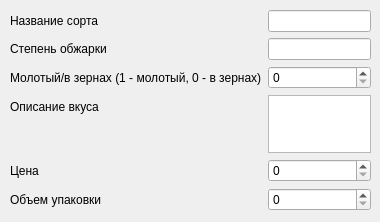
Cosmoden/CoffeeShop, file addEditCoffeeForm.ui: the form before one commit.
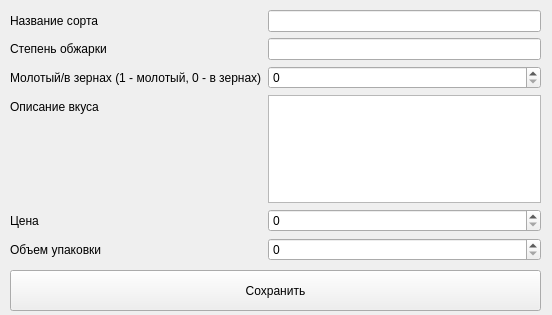
The form after the commit.

```diff
--- a/addEditCoffeeForm.ui
+++ b/addEditCoffeeForm.ui
@@ -6,8 +6,8 @@
    <rect>
     <x>0</x>
     <y>0</y>
-    <width>380</width>
-    <height>222</height>
+    <width>552</width>
+    <height>315</height>
    </rect>
   </property>
   <property name="windowTitle">
@@ -18,8 +18,8 @@
     <rect>
      <x>10</x>
      <y>10</y>
-     <width>361</width>
-     <height>201</height>
+     <width>531</width>
+     <height>251</height>
     </rect>
    </property>
    <layout class="QFormLayout" name="formLayout">
@@ -85,6 +85,19 @@
     </item>
    </layout>
   </widget>
+  <widget class="QPushButton" name="pushButton">
+   <property name="geometry">
+    <rect>
+     <x>10</x>
+     <y>270</y>
+     <width>531</width>
+     <height>41</height>
+    </rect>
+   </property>
+   <property name="text">
+    <string>Сохранить</string>
+   </property>
+  </widget>
  </widget>
  <resources/>
  <connections/>
```
